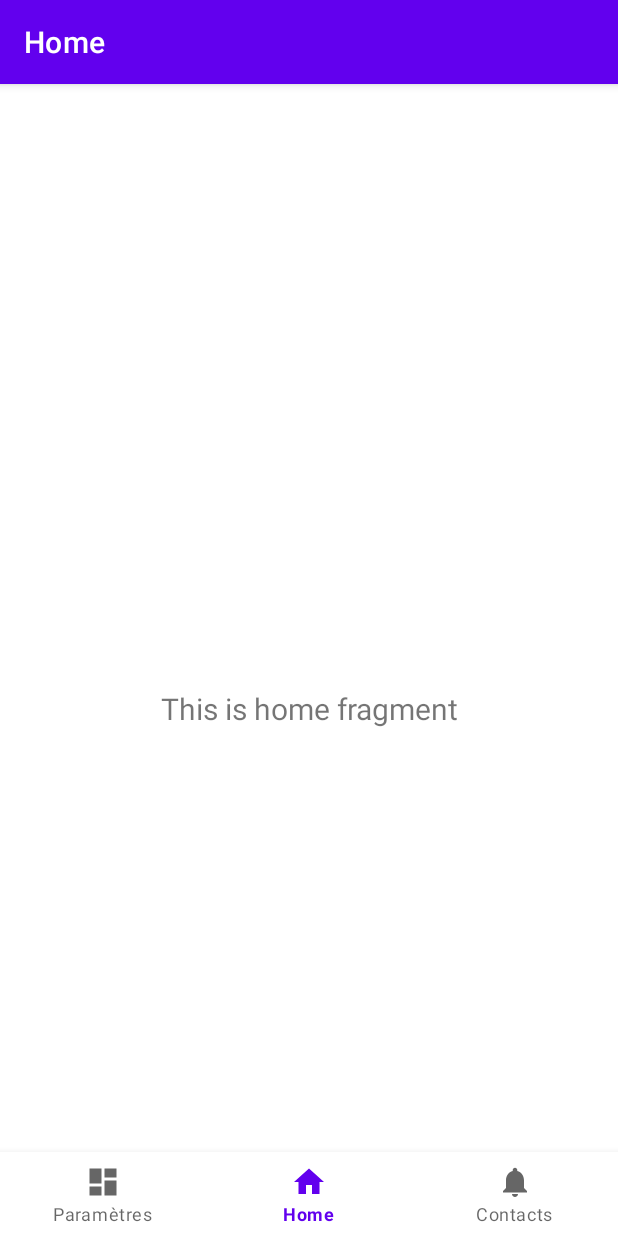
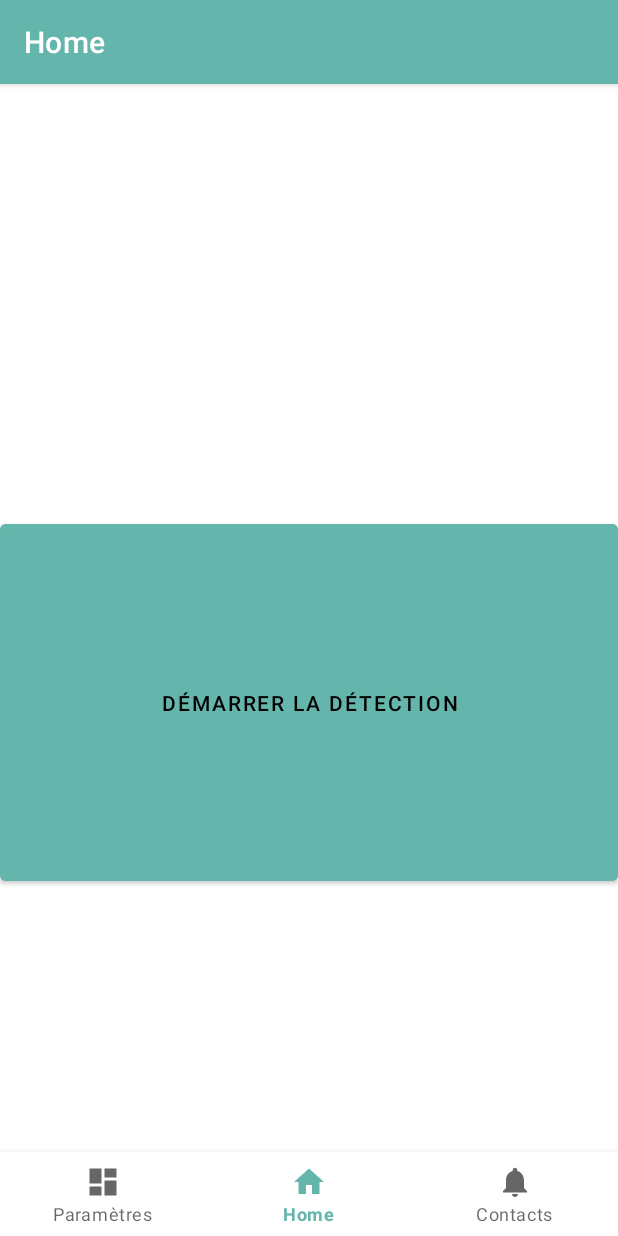
Before and after one commit to alexandre-bussiere/Pocket-Assistant, an Android app: the screen it shows after launch (MainActivity), on a phone screen of 412 x 824 dp. Run offline under Robolectric (Android 15) with nearby library versions, the phone set to English and light mode, and no system bars; our stand-ins replace navigation-ui.

Commit message:
color palette

```diff
--- a/app/build.gradle
+++ b/app/build.gradle
@@ -45,6 +45,8 @@ dependencies {
     androidTestImplementation 'androidx.test.espresso:espresso-core:3.5.1'
 }
 dependencies {
+
+    implementation 'androidx.preference:preference:1.2.0'
     constraints {
         implementation("org.jetbrains.kotlin:kotlin-stdlib-jdk7:1.8.0") {
             because("kotlin-stdlib-jdk7 is now a part of kotlin-stdlib")
--- a/app/src/main/java/com/example/pocket_assistant/ui/contact/ContactViewModel.java
+++ b/app/src/main/java/com/example/pocket_assistant/ui/contact/ContactViewModel.java
@@ -10,7 +10,6 @@ public class ContactViewModel extends ViewModel {
 
     public ContactViewModel() {
         mText = new MutableLiveData<>();
-        mText.setValue("This is contact fragment");
     }
 
     public LiveData<String> getText() {
--- a/app/src/main/java/com/example/pocket_assistant/ui/home/HomeFragment.java
+++ b/app/src/main/java/com/example/pocket_assistant/ui/home/HomeFragment.java
@@ -24,8 +24,6 @@ public class HomeFragment extends Fragment {
         binding = FragmentHomeBinding.inflate(inflater, container, false);
         View root = binding.getRoot();
 
-        final TextView textView = binding.textHome;
-        homeViewModel.getText().observe(getViewLifecycleOwner(), textView::setText);
         return root;
     }
 
--- a/app/src/main/java/com/example/pocket_assistant/ui/home/HomeViewModel.java
+++ b/app/src/main/java/com/example/pocket_assistant/ui/home/HomeViewModel.java
@@ -10,7 +10,6 @@ public class HomeViewModel extends ViewModel {
 
     public HomeViewModel() {
         mText = new MutableLiveData<>();
-        mText.setValue("This is home fragment");
     }
 
     public LiveData<String> getText() {
--- a/app/src/main/res/drawable/ic_dashboard_black_24dp.xml
+++ b/app/src/main/res/drawable/ic_dashboard_black_24dp.xml
@@ -5,5 +5,5 @@
     android:viewportHeight="24.0">
     <path
         android:fillColor="#FF000000"
-        android:pathData="M3,13h8L11,3L3,3v10zM3,21h8v-6L3,15v6zM13,21h8L21,11h-8v10zM13,3v6h8L21,3h-8z" />
+        android:pathData="M3,13h8L11,3L3,3v10zM3,21h8v-6L3,15v6zM13,21h8L21,11h-8v10zM13,3v6h8L21,3h-8z"/>
 </vector>
--- a/app/src/main/res/layout/fragment_home.xml
+++ b/app/src/main/res/layout/fragment_home.xml
@@ -6,17 +6,17 @@
     android:layout_height="match_parent"
     tools:context=".ui.home.HomeFragment">
 
-    <TextView
-        android:id="@+id/text_home"
+
+    <Button
+        android:id="@+id/button"
         android:layout_width="match_parent"
-        android:layout_height="wrap_content"
-        android:layout_marginStart="8dp"
-        android:layout_marginTop="8dp"
-        android:layout_marginEnd="8dp"
-        android:textAlignment="center"
-        android:textSize="20sp"
+        android:layout_height="250dp"
+        android:backgroundTint="@color/darkGreen"
+        android:text="@string/start_detection"
+        android:textColor="@color/black"
         app:layout_constraintBottom_toBottomOf="parent"
         app:layout_constraintEnd_toEndOf="parent"
         app:layout_constraintStart_toStartOf="parent"
         app:layout_constraintTop_toTopOf="parent" />
+
 </androidx.constraintlayout.widget.ConstraintLayout>
--- a/app/src/main/res/values/colors.xml
+++ b/app/src/main/res/values/colors.xml
@@ -7,4 +7,8 @@
     <color name="teal_700">#FF018786</color>
     <color name="black">#FF000000</color>
     <color name="white">#FFFFFFFF</color>
+
+    <color name="darkGreen">#64B6AC</color>
+    <color name="lightGreen">#9BD0CA</color>
+
 </resources>
--- a/app/src/main/res/values/themes.xml
+++ b/app/src/main/res/values/themes.xml
@@ -2,8 +2,8 @@
     <!-- Base application theme. -->
     <style name="Theme.PocketAssistant" parent="Theme.MaterialComponents.DayNight.DarkActionBar">
         <!-- Primary brand color. -->
-        <item name="colorPrimary">@color/purple_500</item>
-        <item name="colorPrimaryVariant">@color/purple_700</item>
+        <item name="colorPrimary">@color/darkGreen</item>
+        <item name="colorPrimaryVariant">@color/lightGreen</item>
         <item name="colorOnPrimary">@color/white</item>
         <!-- Secondary brand color. -->
         <item name="colorSecondary">@color/teal_200</item>
```
Also changed, not shown: app/src/main/res/values/arrays.xml (added, +12 -0 lines), app/src/main/res/values/strings.xml (+19 -0 lines), app/src/main/res/xml/root_preferences.xml (added, +35 -0 lines).
